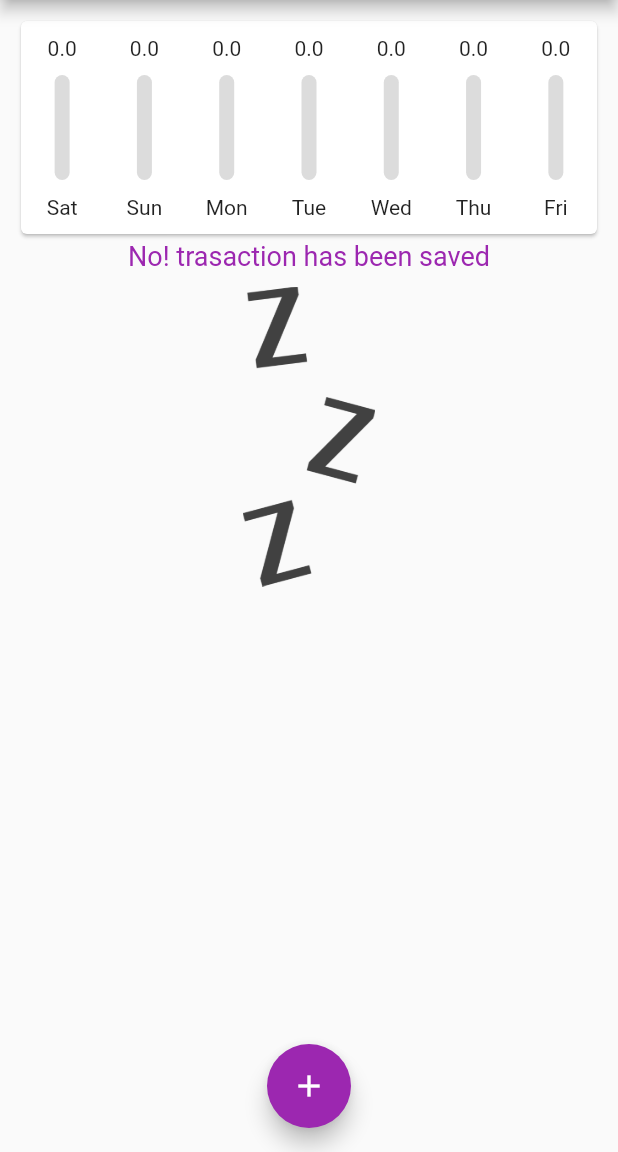
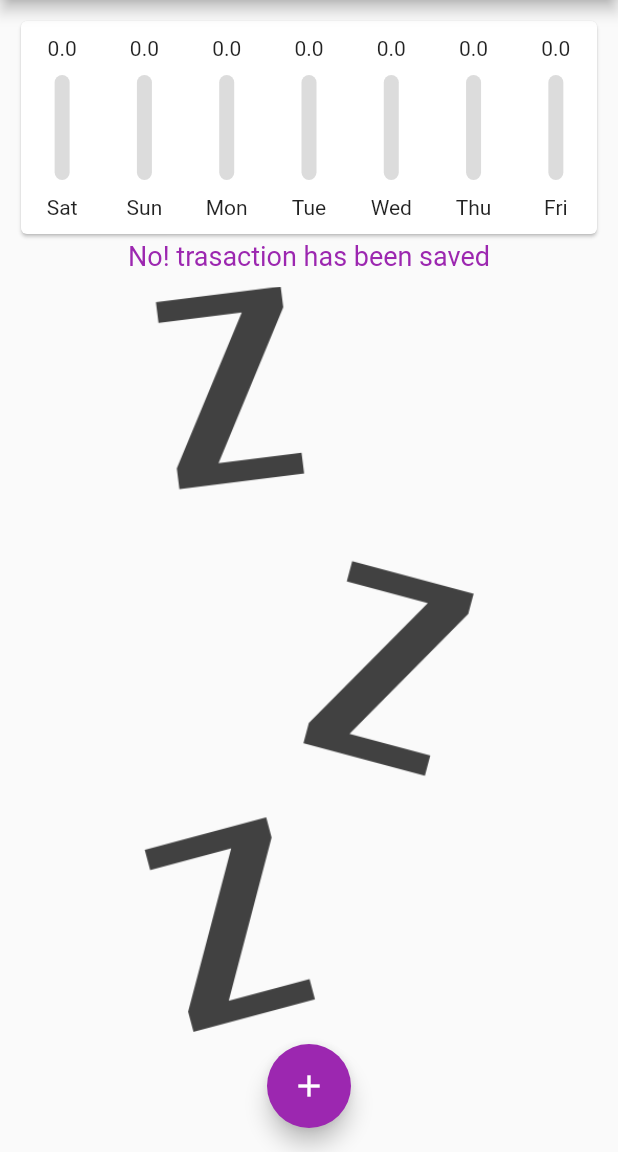
Before and after one commit to ubaidbadar/Personal-Expenses-Flutter-App, a Flutter app: the screen it shows after launch, on a phone screen of 412 x 824 dp, the part 84-1236 px from its top. Run offline on Flutter 3.47's test engine with Material 2 defaults, Android fonts, the phone set to English and light mode, and no system bars; our stand-ins replace date_format.

Commit message:
_improve_design

```diff
--- /dev/null
+++ b/lib/constants/Constatns.dart
@@ -0,0 +1,4 @@
+import 'package:flutter/material.dart';
+
+final kMeQuery = (BuildContext context) => MediaQuery.of(context);
+bool kIsLandScap (BuildContext context) => MediaQuery.of(context).orientation == Orientation.landscape;
--- a/lib/widgets/home-page.dart
+++ b/lib/widgets/home-page.dart
@@ -1,4 +1,5 @@
 import 'package:flutter/material.dart';
+import 'package:personalexpenses/constants/Constatns.dart';
 import 'package:personalexpenses/modals/transaction.dart';
 import 'package:personalexpenses/widgets/chart.dart';
 import 'package:personalexpenses/widgets/new-transaction.dart';
@@ -40,8 +41,10 @@ class _MyHomePageState extends State<MyHomePage> {
     }).toList();
   }
 
+  bool _showChart = true;
   @override
   Widget build(BuildContext context) {
+    final isLandScap = kIsLandScap(context);
     return Scaffold(
       appBar: AppBar(
         title: Text('Personal Expenses'),
@@ -56,8 +59,26 @@ class _MyHomePageState extends State<MyHomePage> {
         margin: EdgeInsets.all(10),
         child: Column(
           children: <Widget>[
-            Chart(_recentTransactions),
-            TransactionList(_transactions, _deleteTx)
+            if (isLandScap)
+              Column(
+                children: <Widget>[
+                  SizedBox(height: 12),
+                  Text(
+                    'Show Chart!',
+                    style: TextStyle(fontSize: 18),
+                  ),
+                  Switch(
+                    value: _showChart,
+                    onChanged: (value) => setState(() => _showChart = value),
+                  ),
+                ],
+              ),
+            if (isLandScap)
+              _showChart
+                  ? Expanded(child: Chart(_recentTransactions))
+                  : Expanded(child: TransactionList(_transactions, _deleteTx)),
+            if (!isLandScap) Chart(_recentTransactions),
+            if (!isLandScap) Expanded(child: TransactionList(_transactions, _deleteTx))
           ],
         ),
       ),
--- a/lib/widgets/new-transaction.dart
+++ b/lib/widgets/new-transaction.dart
@@ -19,7 +19,11 @@ class _NewTransactionState extends State<NewTransaction> {
     if (title == '' || price <= 0 || _date == null) {
       return;
     }
-    widget._addTx(Transaction(title: title, price: price, date: _date, id: DateTime.now().toString()));
+    widget._addTx(Transaction(
+        title: title,
+        price: price,
+        date: _date,
+        id: DateTime.now().toString()));
     Navigator.pop(context);
   }
 
@@ -38,9 +42,11 @@ class _NewTransactionState extends State<NewTransaction> {
 
   @override
   Widget build(BuildContext context) {
-    return Card(
-      child: Padding(
-        padding: const EdgeInsets.all(10.0),
+    return SingleChildScrollView(
+          child: Card(
+        child: Container(
+          padding: EdgeInsets.fromLTRB(
+              10, 10, 10, MediaQuery.of(context).viewInsets.bottom + 10),
           child: Column(
             crossAxisAlignment: CrossAxisAlignment.end,
             children: <Widget>[
@@ -88,6 +94,7 @@ class _NewTransactionState extends State<NewTransaction> {
             ],
           ),
         ),
+      ),
     );
   }
 }
--- a/lib/widgets/transaction-list.dart
+++ b/lib/widgets/transaction-list.dart
@@ -9,7 +9,6 @@ class TransactionList extends StatelessWidget {
   @override
   Widget build(BuildContext context) {
     return Container(
-      height: 300,
       child: _transactions.isEmpty
           ? Column(
               children: <Widget>[
@@ -22,15 +21,21 @@ class TransactionList extends StatelessWidget {
                     ),
                   ),
                 ),
-                SizedBox(height: 10),
-                Image(
+                Expanded(
+                  child: Container(
+                    margin: EdgeInsets.all(10),
+                    decoration: BoxDecoration(
+                      image: DecorationImage(
                         image: AssetImage('images/waiting.png'),
-                  fit: BoxFit.cover,
-                  height: 200,
-                )
+                      ),
+                    ),
+                  ),
+                ),
+                SizedBox(height: 60),
               ],
             )
-          : ListView.builder(
+          : Expanded(
+              child: ListView.builder(
                 itemCount: _transactions.length,
                 itemBuilder: (ctx, index) {
                   return Card(
@@ -38,11 +43,12 @@ class TransactionList extends StatelessWidget {
                       leading: CircleAvatar(
                         radius: 30,
                         child: FittedBox(
-                          child: Text(_transactions[index].price.toString())),
+                            child:
+                                Text(_transactions[index].price.toString())),
                       ),
                       title: Text(_transactions[index].title),
-                    subtitle: Text(formatDate(
-                        _transactions[index].date, [M, ' ', dd, ', ', yyyy])),
+                      subtitle: Text(formatDate(_transactions[index].date,
+                          [M, ' ', dd, ', ', yyyy])),
                       trailing: IconButton(
                         icon: Icon(
                           Icons.delete,
@@ -54,6 +60,7 @@ class TransactionList extends StatelessWidget {
                   );
                 },
               ),
+            ),
     );
   }
 }
--- a/pubspec.yaml
+++ b/pubspec.yaml
@@ -14,7 +14,7 @@ description: A new Flutter project.
 version: 1.0.0+1
 
 environment:
-  sdk: ">=2.1.0 <3.0.0"
+  sdk: ">=2.2.2 <3.0.0"
 
 dependencies:
   flutter:
```
Also changed, not shown: lib/main.dart (+6 -7 lines). Lines whose indentation alone changed are shown as unchanged.
